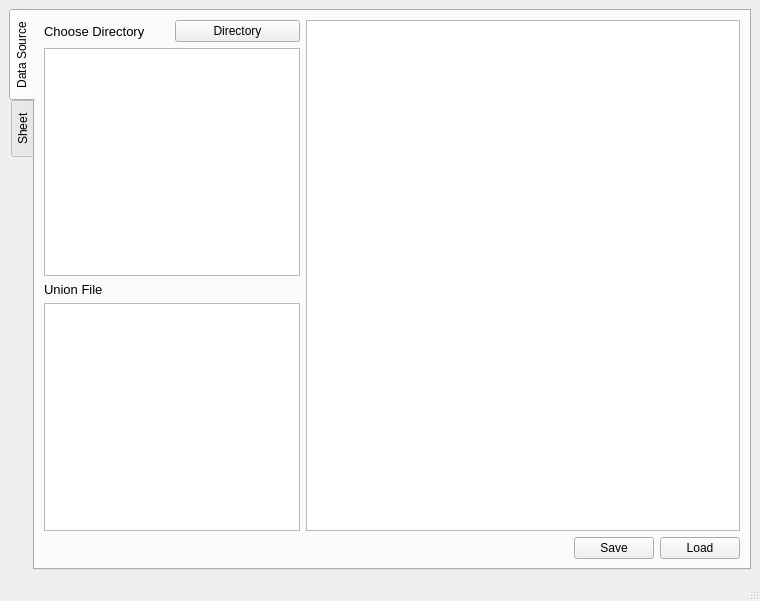
The window that mainGUI.ui (ThanawatKMUTNB/DataViz) describes before a commit, drawn with Qt 5.
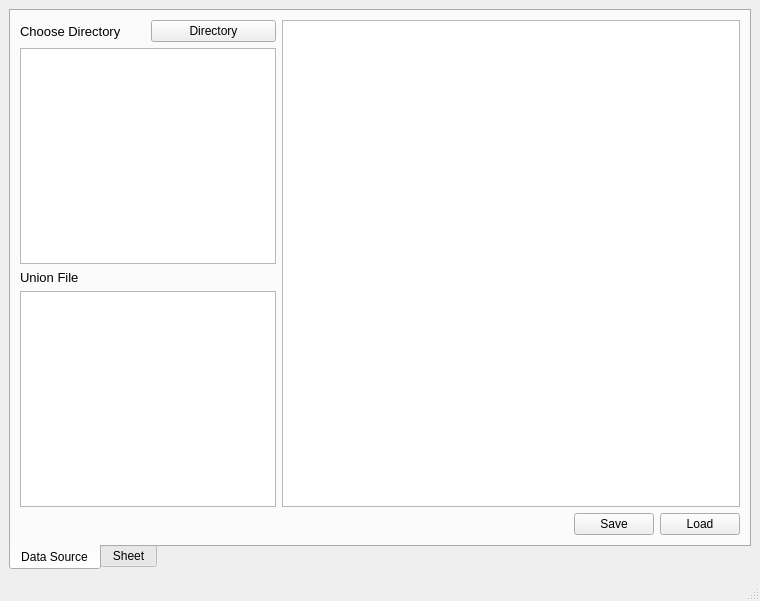
The same window after the commit. Custom widgets are drawn as their Qt base class.

Diff of the .ui file:
```diff
--- a/mainGUI.ui
+++ b/mainGUI.ui
@@ -24,7 +24,7 @@
     <item row="0" column="0">
      <widget class="QTabWidget" name="tabWidget">
       <property name="tabPosition">
-       <enum>QTabWidget::West</enum>
+       <enum>QTabWidget::South</enum>
       </property>
       <property name="tabShape">
        <enum>QTabWidget::Rounded</enum>
```
